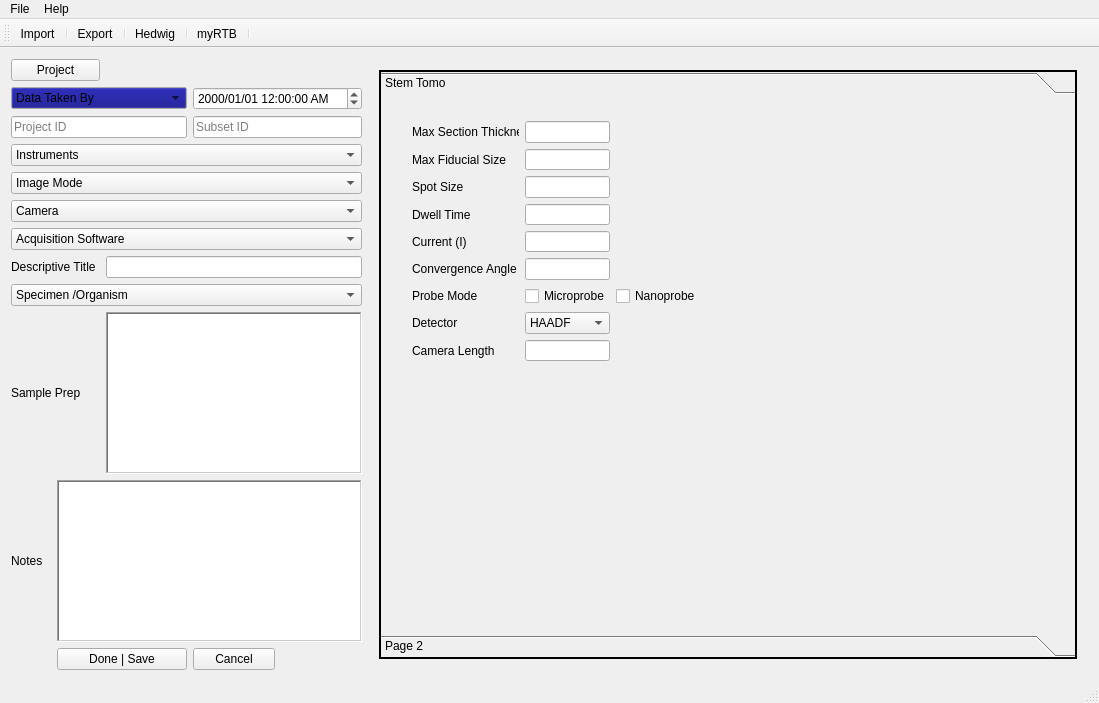
Hansent92/GopherQT8, file gopher.ui: the form before one commit.
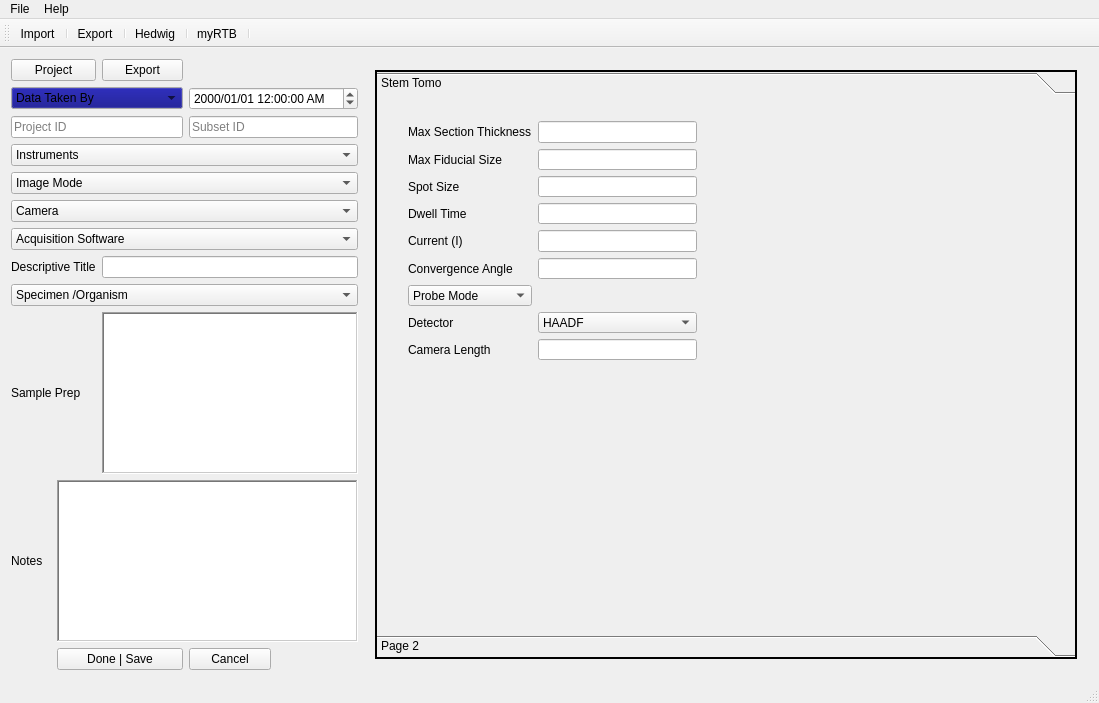
The form after the commit. The open tabs and pages were chosen to show the change. Icons and pictures are not drawn.

Diff of the .ui file:
```diff
--- a/gopher.ui
+++ b/gopher.ui
@@ -872,6 +872,13 @@
         </property>
        </widget>
       </item>
+      <item row="0" column="2">
+       <widget class="QPushButton" name="Export">
+        <property name="text">
+         <string>Export</string>
+        </property>
+       </widget>
+      </item>
      </layout>
     </item>
     <item row="0" column="1">
@@ -1892,8 +1899,8 @@
             <rect>
              <x>0</x>
              <y>0</y>
-             <width>98</width>
-             <height>28</height>
+             <width>713</width>
+             <height>525</height>
             </rect>
            </property>
            <attribute name="label">
@@ -1970,27 +1977,13 @@
               <widget class="QLineEdit" name="ConvergenceAngle_Text_STEMTomo_2"/>
              </item>
              <item row="7" column="0">
-              <widget class="QLabel" name="ProbeMode_STEMTomo_2">
-               <property name="text">
-                <string>Probe Mode</string>
-               </property>
-              </widget>
-             </item>
-             <item row="7" column="1">
-              <widget class="QCheckBox" name="Microprobe_STEMTomo_2">
-               <property name="text">
-                <string>Microprobe</string>
-               </property>
-              </widget>
-             </item>
-             <item row="8" column="0">
               <widget class="QLabel" name="Detector_STEMTomo_2">
                <property name="text">
                 <string>Detector</string>
                </property>
               </widget>
              </item>
-             <item row="8" column="1">
+             <item row="7" column="1">
               <widget class="QComboBox" name="Detector_DropBox_STEMTomo_2">
                <item>
                 <property name="text">
@@ -2009,21 +2002,33 @@
                </item>
               </widget>
              </item>
-             <item row="9" column="0">
+             <item row="8" column="0">
               <widget class="QLabel" name="CameraLength_STEMTomo_2">
                <property name="text">
                 <string>Camera Length</string>
                </property>
               </widget>
              </item>
-             <item row="9" column="1">
+             <item row="8" column="1">
               <widget class="QLineEdit" name="CameraLength_Text_STEMTomo_2"/>
              </item>
-             <item row="7" column="2">
-              <widget class="QCheckBox" name="NanoProbe_STEMTomo_2">
-               <property name="text">
-                <string>Nanoprobe</string>
-               </property>
+             <item row="6" column="0">
+              <widget class="QComboBox" name="probeMode_DropBox_StemTomo">
+               <item>
+                <property name="text">
+                 <string>Probe Mode</string>
+                </property>
+               </item>
+               <item>
+                <property name="text">
+                 <string>Microprobe</string>
+                </property>
+               </item>
+               <item>
+                <property name="text">
+                 <string>Nanoprobe</string>
+                </property>
+               </item>
               </widget>
              </item>
             </layout>
```
Left out of the diff: 94 changed lines with no effect on the pictures.
